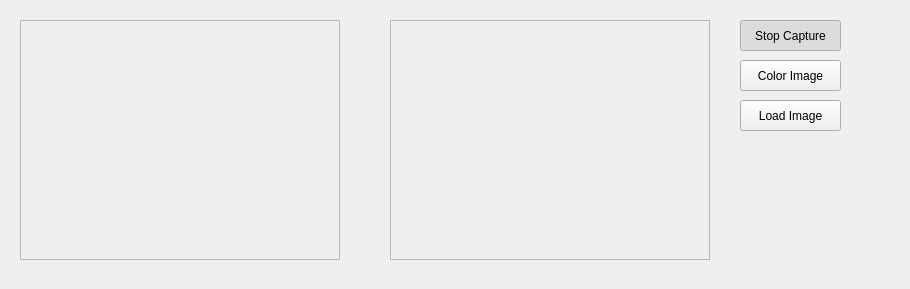
dgallards/VisionArtificial, file Prac5/mainwindow.ui: the form before one commit.
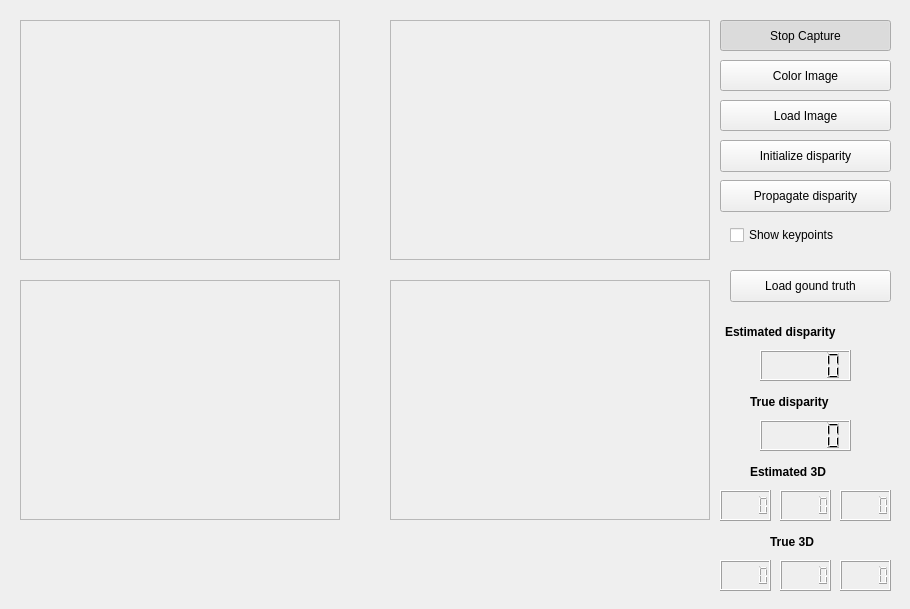
The form after the commit.

Commit message: practica 5 comenzada

```diff
--- a/Prac5/mainwindow.ui
+++ b/Prac5/mainwindow.ui
@@ -7,7 +7,7 @@
     <x>0</x>
     <y>0</y>
     <width>910</width>
-    <height>289</height>
+    <height>609</height>
    </rect>
   </property>
   <property name="windowTitle">
@@ -48,9 +48,9 @@
   <widget class="QPushButton" name="captureButton">
    <property name="geometry">
     <rect>
-     <x>740</x>
+     <x>720</x>
      <y>20</y>
-     <width>101</width>
+     <width>171</width>
      <height>31</height>
     </rect>
    </property>
@@ -67,9 +67,9 @@
   <widget class="QPushButton" name="colorButton">
    <property name="geometry">
     <rect>
-     <x>740</x>
+     <x>720</x>
      <y>60</y>
-     <width>101</width>
+     <width>171</width>
      <height>31</height>
     </rect>
    </property>
@@ -86,9 +86,9 @@
   <widget class="QPushButton" name="loadButton">
    <property name="geometry">
     <rect>
-     <x>740</x>
+     <x>720</x>
      <y>100</y>
-     <width>101</width>
+     <width>171</width>
      <height>31</height>
     </rect>
    </property>
@@ -102,6 +102,278 @@
     <bool>false</bool>
    </property>
   </widget>
+  <widget class="QFrame" name="imageFrameS_3">
+   <property name="geometry">
+    <rect>
+     <x>20</x>
+     <y>280</y>
+     <width>320</width>
+     <height>240</height>
+    </rect>
+   </property>
+   <property name="frameShape">
+    <enum>QFrame::StyledPanel</enum>
+   </property>
+   <property name="frameShadow">
+    <enum>QFrame::Raised</enum>
+   </property>
+   <widget class="QFrame" name="imageFrameS_4">
+    <property name="geometry">
+     <rect>
+      <x>0</x>
+      <y>0</y>
+      <width>320</width>
+      <height>240</height>
+     </rect>
+    </property>
+    <property name="frameShape">
+     <enum>QFrame::StyledPanel</enum>
+    </property>
+    <property name="frameShadow">
+     <enum>QFrame::Raised</enum>
+    </property>
+   </widget>
+  </widget>
+  <widget class="QFrame" name="imageFrameS_5">
+   <property name="geometry">
+    <rect>
+     <x>390</x>
+     <y>280</y>
+     <width>320</width>
+     <height>240</height>
+    </rect>
+   </property>
+   <property name="frameShape">
+    <enum>QFrame::StyledPanel</enum>
+   </property>
+   <property name="frameShadow">
+    <enum>QFrame::Raised</enum>
+   </property>
+   <widget class="QFrame" name="imageFrameS_6">
+    <property name="geometry">
+     <rect>
+      <x>0</x>
+      <y>0</y>
+      <width>320</width>
+      <height>240</height>
+     </rect>
+    </property>
+    <property name="frameShape">
+     <enum>QFrame::StyledPanel</enum>
+    </property>
+    <property name="frameShadow">
+     <enum>QFrame::Raised</enum>
+    </property>
+   </widget>
+  </widget>
+  <widget class="QPushButton" name="init_disparityButton">
+   <property name="geometry">
+    <rect>
+     <x>720</x>
+     <y>140</y>
+     <width>171</width>
+     <height>32</height>
+    </rect>
+   </property>
+   <property name="text">
+    <string>Initialize disparity</string>
+   </property>
+  </widget>
+  <widget class="QPushButton" name="prop_disparityButton_2">
+   <property name="geometry">
+    <rect>
+     <x>720</x>
+     <y>180</y>
+     <width>171</width>
+     <height>32</height>
+    </rect>
+   </property>
+   <property name="text">
+    <string>Propagate disparity</string>
+   </property>
+  </widget>
+  <widget class="QCheckBox" name="keypoints_checkBox">
+   <property name="geometry">
+    <rect>
+     <x>730</x>
+     <y>220</y>
+     <width>161</width>
+     <height>30</height>
+    </rect>
+   </property>
+   <property name="text">
+    <string>Show keypoints</string>
+   </property>
+  </widget>
+  <widget class="QPushButton" name="LoadGround_pushButton">
+   <property name="geometry">
+    <rect>
+     <x>730</x>
+     <y>270</y>
+     <width>161</width>
+     <height>32</height>
+    </rect>
+   </property>
+   <property name="text">
+    <string>Load gound truth</string>
+   </property>
+  </widget>
+  <widget class="QLCDNumber" name="lcdNumber">
+   <property name="geometry">
+    <rect>
+     <x>760</x>
+     <y>350</y>
+     <width>91</width>
+     <height>31</height>
+    </rect>
+   </property>
+  </widget>
+  <widget class="QLCDNumber" name="lcdNumber_2">
+   <property name="geometry">
+    <rect>
+     <x>760</x>
+     <y>420</y>
+     <width>91</width>
+     <height>31</height>
+    </rect>
+   </property>
+  </widget>
+  <widget class="QLCDNumber" name="lcdNumber_3">
+   <property name="geometry">
+    <rect>
+     <x>840</x>
+     <y>490</y>
+     <width>51</width>
+     <height>31</height>
+    </rect>
+   </property>
+  </widget>
+  <widget class="QLCDNumber" name="lcdNumber_4">
+   <property name="geometry">
+    <rect>
+     <x>780</x>
+     <y>490</y>
+     <width>51</width>
+     <height>31</height>
+    </rect>
+   </property>
+  </widget>
+  <widget class="QLCDNumber" name="lcdNumber_5">
+   <property name="geometry">
+    <rect>
+     <x>720</x>
+     <y>490</y>
+     <width>51</width>
+     <height>31</height>
+    </rect>
+   </property>
+  </widget>
+  <widget class="QLCDNumber" name="lcdNumber_6">
+   <property name="geometry">
+    <rect>
+     <x>840</x>
+     <y>560</y>
+     <width>51</width>
+     <height>31</height>
+    </rect>
+   </property>
+  </widget>
+  <widget class="QLCDNumber" name="lcdNumber_7">
+   <property name="geometry">
+    <rect>
+     <x>720</x>
+     <y>560</y>
+     <width>51</width>
+     <height>31</height>
+    </rect>
+   </property>
+  </widget>
+  <widget class="QLCDNumber" name="lcdNumber_8">
+   <property name="geometry">
+    <rect>
+     <x>780</x>
+     <y>560</y>
+     <width>51</width>
+     <height>31</height>
+    </rect>
+   </property>
+  </widget>
+  <widget class="QLabel" name="label">
+   <property name="geometry">
+    <rect>
+     <x>725</x>
+     <y>320</y>
+     <width>171</width>
+     <height>24</height>
+    </rect>
+   </property>
+   <property name="font">
+    <font>
+     <weight>75</weight>
+     <bold>true</bold>
+    </font>
+   </property>
+   <property name="text">
+    <string>Estimated disparity</string>
+   </property>
+  </widget>
+  <widget class="QLabel" name="label_2">
+   <property name="geometry">
+    <rect>
+     <x>750</x>
+     <y>390</y>
+     <width>121</width>
+     <height>24</height>
+    </rect>
+   </property>
+   <property name="font">
+    <font>
+     <weight>75</weight>
+     <bold>true</bold>
+    </font>
+   </property>
+   <property name="text">
+    <string>True disparity</string>
+   </property>
+  </widget>
+  <widget class="QLabel" name="label_3">
+   <property name="geometry">
+    <rect>
+     <x>750</x>
+     <y>460</y>
+     <width>111</width>
+     <height>24</height>
+    </rect>
+   </property>
+   <property name="font">
+    <font>
+     <weight>75</weight>
+     <bold>true</bold>
+    </font>
+   </property>
+   <property name="text">
+    <string>Estimated 3D</string>
+   </property>
+  </widget>
+  <widget class="QLabel" name="label_4">
+   <property name="geometry">
+    <rect>
+     <x>770</x>
+     <y>530</y>
+     <width>71</width>
+     <height>24</height>
+    </rect>
+   </property>
+   <property name="font">
+    <font>
+     <weight>75</weight>
+     <bold>true</bold>
+    </font>
+   </property>
+   <property name="text">
+    <string>True 3D</string>
+   </property>
+  </widget>
  </widget>
  <resources/>
  <connections/>
```
Left out of the diff: 16 changed lines with no effect on the pictures. The commit also changes 2 other files.
